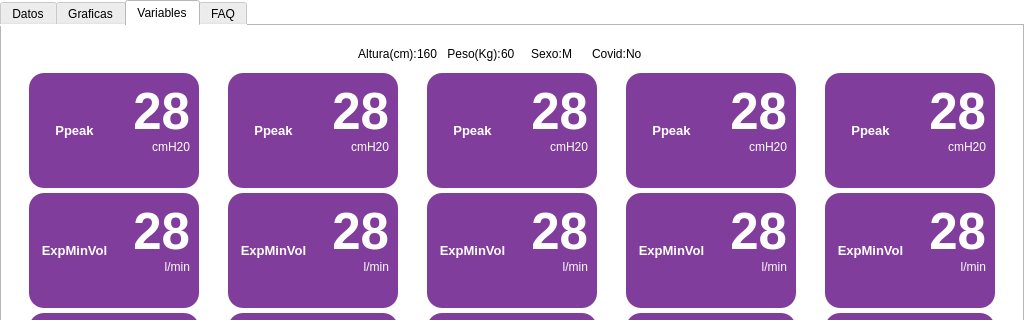
Qt form _main_.ui (JulianDuque97/EPI) before a commit; both pictures show x 0 to 1024 and y 0 to 320 of the 1024 by 600 pixel window.
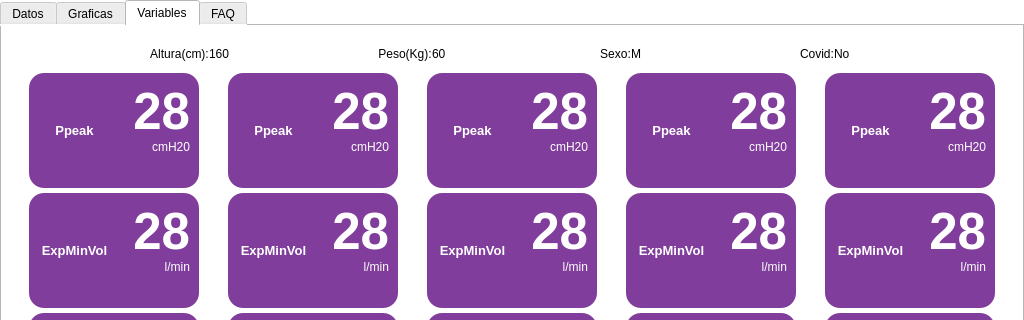
The same form after that commit. The open tabs and pages were chosen to show the change. Icons and pictures are not drawn. Custom widgets are drawn as their Qt base class.

Patch:
```diff
--- a/_main_.ui
+++ b/_main_.ui
@@ -2132,6 +2132,19 @@
                </property>
               </widget>
              </item>
+             <item>
+              <spacer name="horizontalSpacer_13">
+               <property name="orientation">
+                <enum>Qt::Horizontal</enum>
+               </property>
+               <property name="sizeHint" stdset="0">
+                <size>
+                 <width>40</width>
+                 <height>20</height>
+                </size>
+               </property>
+              </spacer>
+             </item>
              <item>
               <widget class="QLabel" name="label_15">
                <property name="minimumSize">
@@ -2164,6 +2177,19 @@
                </property>
               </widget>
              </item>
+             <item>
+              <spacer name="horizontalSpacer_14">
+               <property name="orientation">
+                <enum>Qt::Horizontal</enum>
+               </property>
+               <property name="sizeHint" stdset="0">
+                <size>
+                 <width>40</width>
+                 <height>20</height>
+                </size>
+               </property>
+              </spacer>
+             </item>
              <item>
               <widget class="QLabel" name="label_16">
                <property name="minimumSize">
@@ -2196,6 +2222,19 @@
                </property>
               </widget>
              </item>
+             <item>
+              <spacer name="horizontalSpacer_15">
+               <property name="orientation">
+                <enum>Qt::Horizontal</enum>
+               </property>
+               <property name="sizeHint" stdset="0">
+                <size>
+                 <width>40</width>
+                 <height>20</height>
+                </size>
+               </property>
+              </spacer>
+             </item>
              <item>
               <widget class="QLabel" name="label_17">
                <property name="minimumSize">
```
